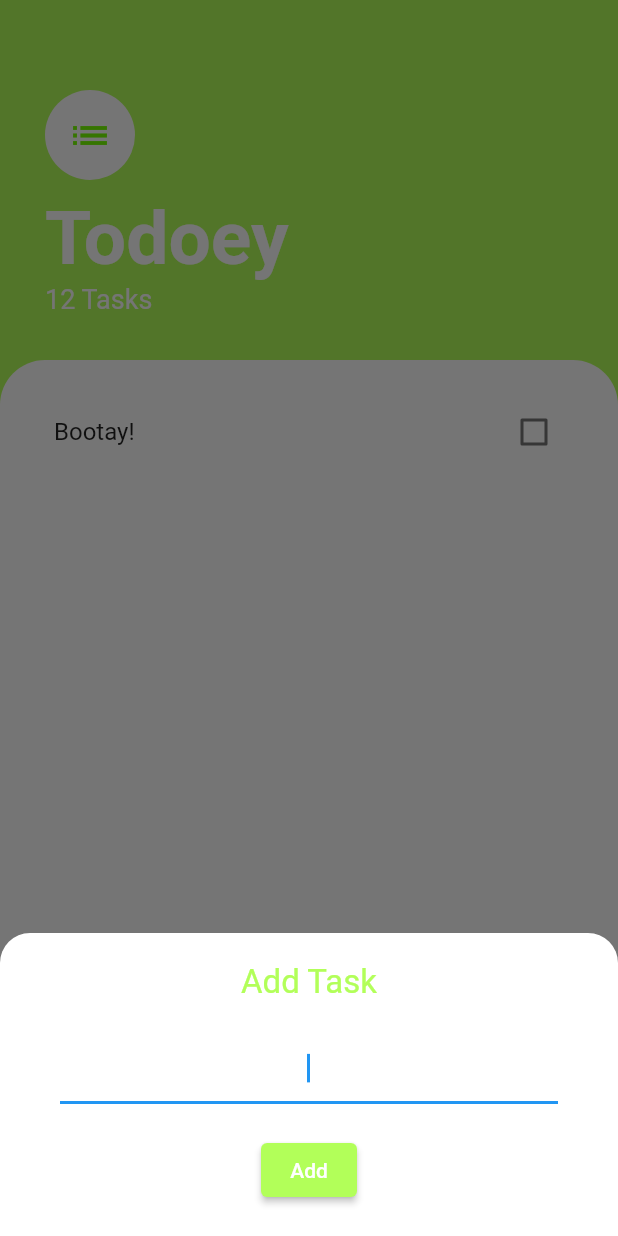
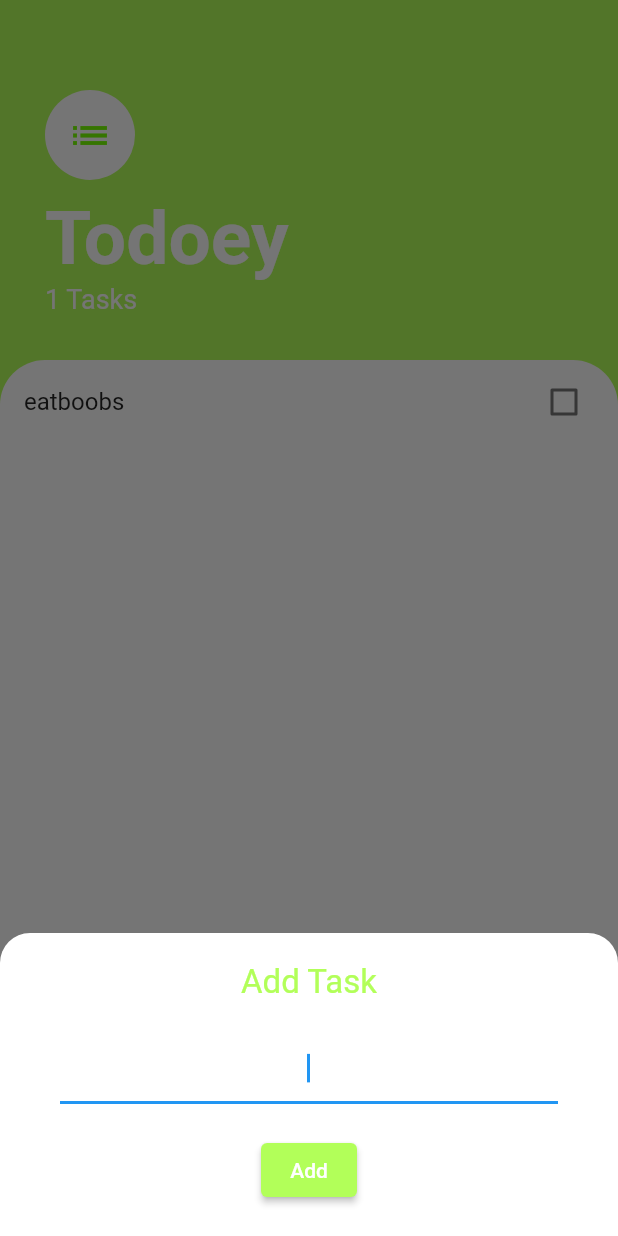
Before and after one commit to acdollard/to_doey, a Flutter app: the screen it shows after launch, after a tap on the "add" icon, on a phone screen of 412 x 824 dp. Run offline on Flutter 3.47's test engine with Material 2 defaults, Android fonts, the phone set to English and light mode, and no system bars.

Commit message:
lifted state to top level, add/check tasks functioning

```diff
--- /dev/null
+++ b/lib/models/task.dart
@@ -0,0 +1,11 @@
+class Task {
+
+  final String name;
+  bool isDone;
+
+  Task({this.name, this.isDone = false});
+
+  void toggleDone() {
+    isDone = !isDone;
+  }
+}
--- a/lib/screens/add_task_screen.dart
+++ b/lib/screens/add_task_screen.dart
@@ -1,6 +1,25 @@
 import 'package:flutter/material.dart';
 
-class AddTaskScreen extends StatelessWidget {
+class AddTaskScreen extends StatefulWidget {
+
+  Function addTaskCallback;
+  AddTaskScreen(this.addTaskCallback);
+
+  @override
+  _AddTaskScreenState createState() => _AddTaskScreenState();
+}
+
+class _AddTaskScreenState extends State<AddTaskScreen> {
+
+  String userInput;
+  final TextEditingController _controller = TextEditingController();
+
+  @override
+  void dispose() {
+    _controller.dispose();
+    super.dispose();
+  }
+
   @override
   Widget build(BuildContext context) {
     return Container(
@@ -23,16 +42,22 @@ class AddTaskScreen extends StatelessWidget {
               Padding(
                 padding: EdgeInsets.symmetric(vertical: 20.0, horizontal: 40.0),
                 child: TextField(
-                    autofocus: true,
-                    textAlign: TextAlign.center,
-                    decoration: InputDecoration(
-                        border: UnderlineInputBorder(
+                  controller: _controller,
+                  autofocus: true,
+                  textAlign: TextAlign.center,
+                  decoration: InputDecoration(
+                    border: UnderlineInputBorder(
                       borderSide: BorderSide(color: Colors.lightGreenAccent),
-                    ))),
+                    ),
+                  ),
+                ),
               ),
               ElevatedButton(
                 onPressed: () {
-                  print('Hello there!');
+                  userInput = _controller.text;
+                  widget.addTaskCallback(userInput);
+                  _controller.clear();
+                  print(userInput);
                 },
                 child: Text('Add'),
                 style: ButtonStyle(
--- a/lib/screens/tasks_screen.dart
+++ b/lib/screens/tasks_screen.dart
@@ -1,9 +1,29 @@
 import 'package:flutter/material.dart';
 import 'package:to_doey/screens/add_task_screen.dart';
 import '../widgets/to_do_list.dart';
+import '../models/task.dart';
 
+class TasksScreen extends StatefulWidget {
+  @override
+  _TasksScreenState createState() => _TasksScreenState();
+}
 
-class TasksScreen extends StatelessWidget {
+class _TasksScreenState extends State<TasksScreen> {
+  List<Task> tasks = [
+    Task(name: 'eatboobs'),
+  ];
+
+  void toggleState(int index) {
+    setState(() {
+      tasks[index].toggleDone();
+    });
+  }
+
+  // void addTaskToList(String task){
+  //  var newTask = Task(name: task);
+  //  tasks.add(newTask);
+  // }
+
   @override
   Widget build(BuildContext context) {
     return Scaffold(
@@ -17,19 +37,24 @@ class TasksScreen extends StatelessWidget {
                 isScrollControlled: true,
                 builder: (context) => SingleChildScrollView(
                     child: Container(
-                  padding: EdgeInsets.only(bottom: MediaQuery.of(context).viewInsets.bottom),
-                  child: AddTaskScreen(),
-                )
-              ),
-
+                  padding: EdgeInsets.only(
+                      bottom: MediaQuery.of(context).viewInsets.bottom),
+                  child: AddTaskScreen((String value) {
+                    var newTask = Task(name: value);
+                    print(newTask.isDone);
+                    setState(() {
+                      tasks.add(newTask);
+                    });
+                  }),
+                )),
               );
-        }
-      ),
+            }),
         body: Column(
           crossAxisAlignment: CrossAxisAlignment.start,
           children: [
             Container(
-              padding: EdgeInsets.only(top: 60.0, left: 30.0, right: 30.0, bottom: 30.0),
+                padding: EdgeInsets.only(
+                    top: 60.0, left: 30.0, right: 30.0, bottom: 30.0),
                 child: Column(
                   crossAxisAlignment: CrossAxisAlignment.start,
                   children: [
@@ -45,37 +70,29 @@ class TasksScreen extends StatelessWidget {
                     SizedBox(
                       height: 10.0,
                     ),
-                  Text(
-                      'Todoey',
+                    Text('Todoey',
                         style: TextStyle(
                             color: Colors.white,
                             fontSize: 50.0,
-                          fontWeight: FontWeight.w700
-                      )
+                            fontWeight: FontWeight.w700)),
+                    Text(
+                      '${tasks.length} Tasks',
+                      style: TextStyle(color: Colors.white, fontSize: 18.0),
                     ),
-                  Text(
-                    '12 Tasks',
-                    style: TextStyle(
-                        color: Colors.white,
-                        fontSize: 18.0
-                    ),
-                  ),
-
                   ],
-              )
-          ),
+                )),
             Expanded(
               child: Container(
                 decoration: BoxDecoration(
                   color: Colors.white,
-                  borderRadius:
-                  BorderRadius.only(topLeft: Radius.circular(30.0), topRight: Radius.circular(30.0)),
+                  borderRadius: BorderRadius.only(
+                      topLeft: Radius.circular(30.0),
+                      topRight: Radius.circular(30.0)),
                 ),
-              child: ToDoList()
+                child: ToDoList(taskList: tasks, taskToggler: toggleState),
               ),
             ),
           ],
-      )
-    );
+        ));
   }
 }
--- a/lib/widgets/to_do_list.dart
+++ b/lib/widgets/to_do_list.dart
@@ -1,14 +1,27 @@
 import 'package:flutter/material.dart';
 import 'to_do_list_item.dart';
+import '../models/task.dart';
 
 class ToDoList extends StatelessWidget {
+
+  final List<Task> taskList;
+  Function taskToggler;
+
+  ToDoList({this.taskList, this.taskToggler});
+
+
   @override
   Widget build(BuildContext context) {
-    return ListView(
-      padding: EdgeInsets.all(20.0),
-      children: [
-        ToDoListItem(),
-      ],
+    return ListView.builder(itemBuilder: (context, index){
+      return ToDoListItem(
+          taskTitle: taskList[index].name,
+          isChecked: taskList[index].isDone,
+          checkboxCallback: (checkboxState) {
+            taskToggler(index);
+          }
+      );
+    },
+    itemCount: taskList.length,
     );
   }
 }
--- a/lib/widgets/to_do_list_item.dart
+++ b/lib/widgets/to_do_list_item.dart
@@ -1,30 +1,25 @@
 import 'package:flutter/material.dart';
 
-class ToDoListItem extends StatefulWidget {
-  @override
-  _ToDoListItemState createState() => _ToDoListItemState();
-}
+class ToDoListItem extends StatelessWidget {
 
-class _ToDoListItemState extends State<ToDoListItem> {
+  final String taskTitle;
+  final bool isChecked;
+  final Function checkboxCallback;
 
-  bool isChecked = false;
+  ToDoListItem({this.taskTitle, this.isChecked , this.checkboxCallback});
 
   @override
   Widget build(BuildContext context) {
     return CheckboxListTile(
       value: isChecked,
       title: Text(
-          'Bootay!',
+          taskTitle,
           style: TextStyle(
             decoration: isChecked ? TextDecoration.lineThrough : null,
           ),
       ),
       activeColor: Colors.lightGreenAccent,
-      onChanged: (bool newValue) {
-        setState(() {
-          isChecked = newValue;
-        });
-      },
+      onChanged: checkboxCallback,
     );
   }
 }
```
Lines whose indentation alone changed are shown as unchanged.
